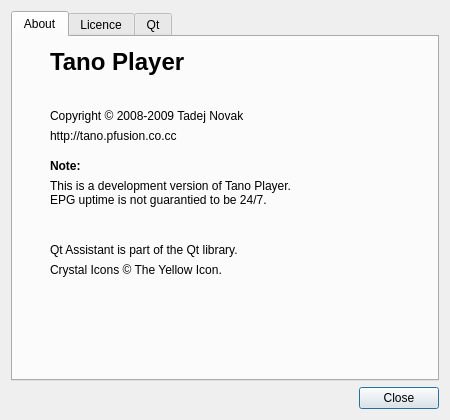
The window that ui/About.ui (ntadej/tano) describes before a commit, drawn with Qt 5.
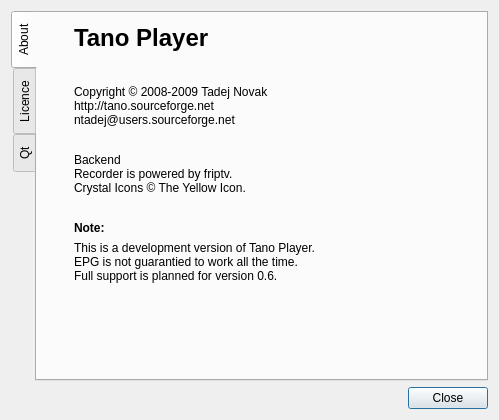
The same window after the commit. Icons and pictures are not drawn.

```diff
--- a/ui/About.ui
+++ b/ui/About.ui
@@ -5,10 +5,16 @@
    <rect>
     <x>0</x>
     <y>0</y>
-    <width>450</width>
+    <width>499</width>
     <height>420</height>
    </rect>
   </property>
+  <property name="sizePolicy" >
+   <sizepolicy vsizetype="Fixed" hsizetype="Fixed" >
+    <horstretch>0</horstretch>
+    <verstretch>0</verstretch>
+   </sizepolicy>
+  </property>
   <property name="windowTitle" >
    <string>About Tano Player</string>
   </property>
@@ -19,6 +25,9 @@
   <layout class="QVBoxLayout" name="verticalLayout" >
    <item>
     <widget class="QTabWidget" name="tabWidget" >
+     <property name="tabPosition" >
+      <enum>QTabWidget::West</enum>
+     </property>
      <property name="currentIndex" >
       <number>0</number>
      </property>
@@ -82,14 +91,7 @@
          <item>
           <widget class="QLabel" name="labelCopy" >
            <property name="text" >
-            <string>Copyright © 2008-2009 Tadej Novak</string>
-           </property>
-          </widget>
-         </item>
-         <item>
-          <widget class="QLabel" name="labelLink" >
-           <property name="text" >
-            <string>http://tano.pfusion.co.cc</string>
+            <string>Copyright © 2008-2009 Tadej Novak&lt;br>http://tano.sourceforge.net&lt;br>ntadej@users.sourceforge.net</string>
            </property>
            <property name="openExternalLinks" >
             <bool>true</bool>
@@ -107,7 +109,33 @@
            <property name="sizeHint" stdset="0" >
             <size>
              <width>20</width>
-             <height>10</height>
+             <height>20</height>
+            </size>
+           </property>
+          </spacer>
+         </item>
+         <item>
+          <widget class="QLabel" name="labelBackendInfo" >
+           <property name="text" >
+            <string>Backend&lt;br>Recorder is powered by friptv.&lt;br>Crystal Icons © The Yellow Icon.</string>
+           </property>
+           <property name="openExternalLinks" >
+            <bool>true</bool>
+           </property>
+          </widget>
+         </item>
+         <item>
+          <spacer name="verticalSpacer_4" >
+           <property name="orientation" >
+            <enum>Qt::Vertical</enum>
+           </property>
+           <property name="sizeType" >
+            <enum>QSizePolicy::Minimum</enum>
+           </property>
+           <property name="sizeHint" stdset="0" >
+            <size>
+             <width>20</width>
+             <height>20</height>
             </size>
            </property>
           </spacer>
@@ -123,44 +151,8 @@
           <widget class="QLabel" name="labelNotes" >
            <property name="text" >
             <string>This is a development version of Tano Player.
-EPG uptime is not guarantied to be 24/7.</string>
-           </property>
-          </widget>
-         </item>
-         <item>
-          <spacer name="verticalSpacer_4" >
-           <property name="orientation" >
-            <enum>Qt::Vertical</enum>
-           </property>
-           <property name="sizeType" >
-            <enum>QSizePolicy::Minimum</enum>
-           </property>
-           <property name="sizeHint" stdset="0" >
-            <size>
-             <width>20</width>
-             <height>10</height>
-            </size>
-           </property>
-          </spacer>
-         </item>
-         <item>
-          <widget class="QLabel" name="labelBackend" >
-           <property name="text" >
-            <string/>
-           </property>
-          </widget>
-         </item>
-         <item>
-          <widget class="QLabel" name="labelAssistant" >
-           <property name="text" >
-            <string>Qt Assistant is part of the Qt library.</string>
-           </property>
-          </widget>
-         </item>
-         <item>
-          <widget class="QLabel" name="labelIcons" >
-           <property name="text" >
-            <string>Crystal Icons © The Yellow Icon.</string>
+EPG is not guarantied to work all the time.
+Full support is planned for version 0.6.</string>
            </property>
           </widget>
          </item>
```
Left out of the diff: 2 changed lines with no effect on the pictures.
